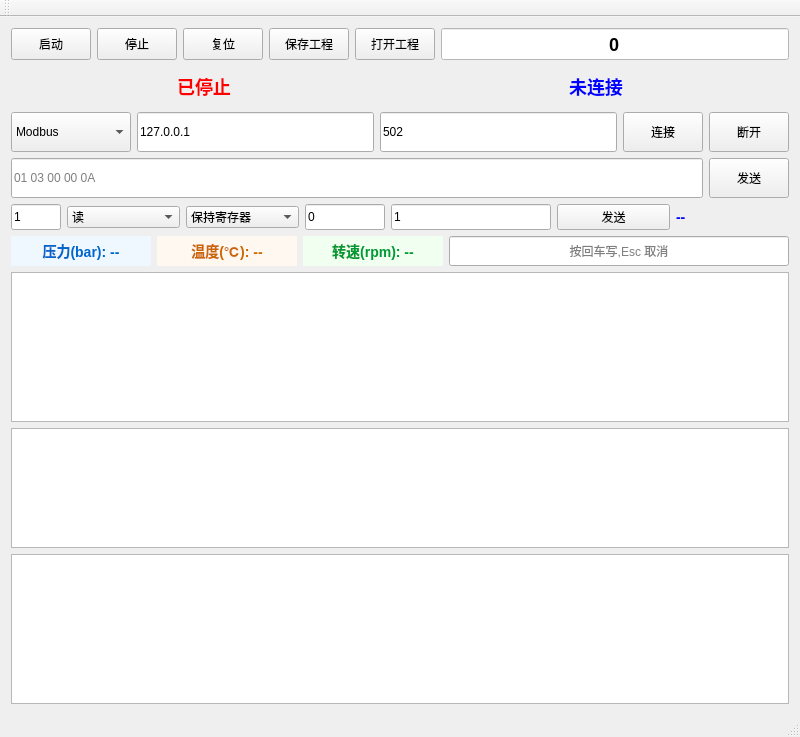
WQian886/HMI, file hmi/hmi.ui: the form before one commit.
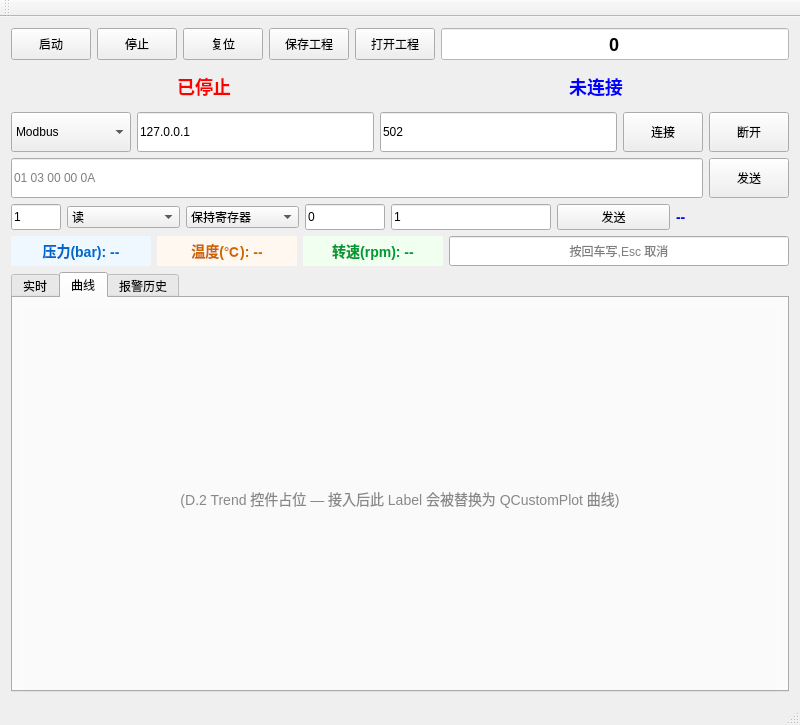
The form after the commit. The open tabs and pages were chosen to show the change.

Commit message: feat(ui): D.2 起步 hmi.ui 加 QTabWidget(bottomTabs)拆 3 页

```diff
--- a/hmi/hmi.ui
+++ b/hmi/hmi.ui
@@ -286,6 +286,20 @@
      </layout>
     </item>
     <item>
+     <!-- ★ D.2(2026-09-20):主窗口底部 QTabWidget,3 个标签 — 实时 / 曲线 / 报警历史
+          实时 tab 沿用原 recvText + auditTable + alarmTable(对象名不变,hmi.cpp 不动);
+          曲线 / 报警历史 tab 留 placeholder,D.2/D.3 接 TrendWidget / 报警历史表后填 widget。
+          整体高度给 420,等于原来 3 个 widget 的 minimumSize 之和,避免 UI 缩崩。 -->
+     <widget class="QTabWidget" name="bottomTabs">
+      <property name="minimumSize">
+       <size><width>0</width><height>420</height></size>
+      </property>
+      <widget class="QWidget" name="tabLive">
+       <attribute name="title">
+        <string>实时</string>
+       </attribute>
+       <layout class="QVBoxLayout" name="tabLiveLayout">
+        <item>
      <widget class="QTextEdit" name="recvText">
       <property name="readOnly"><bool>true</bool></property>
       <property name="minimumSize">
@@ -307,6 +321,60 @@
       <property name="minimumSize">
        <size><width>0</width><height>150</height></size>
       </property>
+         </widget>
+        </item>
+       </layout>
+      </widget>
+      <widget class="QWidget" name="tabTrend">
+       <attribute name="title">
+        <string>曲线</string>
+       </attribute>
+       <layout class="QVBoxLayout" name="tabTrendLayout">
+        <item>
+         <!-- ★ D.2 placeholder:D.2 Trend 完成后用 QCustomPlot 替换这个 QLabel,
+              hmi.cpp 里:bottomTabs->widget(1)->layout()->replaceWidget(labelWith +
+                趋势控件);对象名 trendChartPlaceholder 方便后续 findChild -->
+         <widget class="QLabel" name="trendChartPlaceholder">
+          <property name="text">
+           <string>(D.2 Trend 控件占位 — 接入后此 Label 会被替换为 QCustomPlot 曲线)</string>
+          </property>
+          <property name="alignment">
+           <set>Qt::AlignmentFlag::AlignCenter</set>
+          </property>
+          <property name="styleSheet">
+           <string>color: #888; font-size: 14px; background-color: #fafafa;</string>
+          </property>
+          <property name="minimumSize">
+           <size><width>0</width><height>380</height></size>
+          </property>
+         </widget>
+        </item>
+       </layout>
+      </widget>
+      <widget class="QWidget" name="tabAlarmHistory">
+       <attribute name="title">
+        <string>报警历史</string>
+       </attribute>
+       <layout class="QVBoxLayout" name="tabAlarmHistoryLayout">
+        <item>
+         <!-- ★ D.3 placeholder:alarmHistoryTable 落库后接进这里,对象名保留方便 findChild -->
+         <widget class="QLabel" name="alarmHistoryPlaceholder">
+          <property name="text">
+           <string>(D.3 报警历史占位 — alarm_history 表 + AlarmRecorder 接入后填这里)</string>
+          </property>
+          <property name="alignment">
+           <set>Qt::AlignmentFlag::AlignCenter</set>
+          </property>
+          <property name="styleSheet">
+           <string>color: #888; font-size: 14px; background-color: #fafafa;</string>
+          </property>
+          <property name="minimumSize">
+           <size><width>0</width><height>380</height></size>
+          </property>
+         </widget>
+        </item>
+       </layout>
+      </widget>
      </widget>
     </item>
    </layout>
```
Lines whose indentation alone changed are shown as unchanged.
